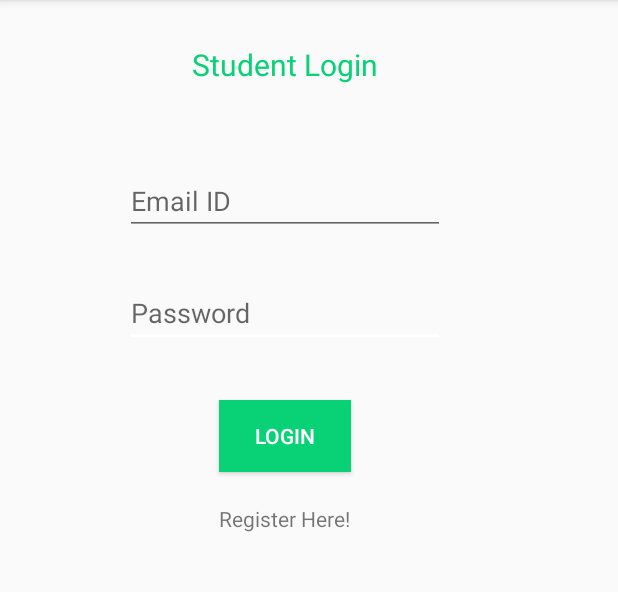
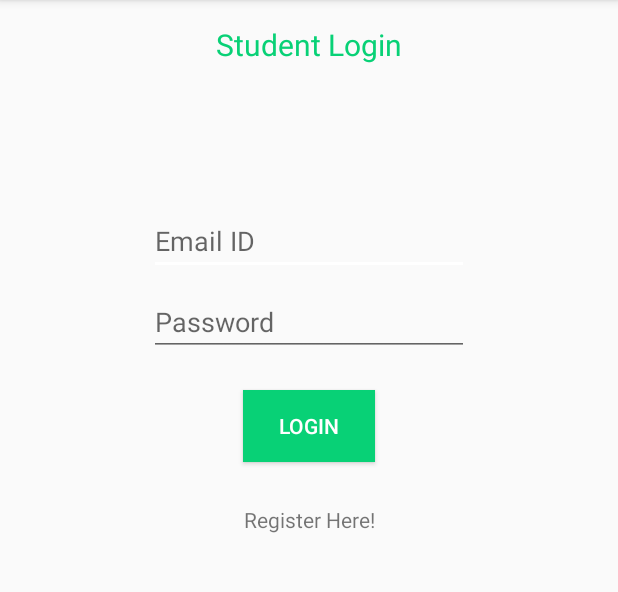
Before and after one commit to nsai500/MyRoom, an Android app: the studentLoginActivity screen opened directly, with no data from a screen before it, after a tap on "LOGIN", on a phone screen of 412 x 824 dp, the part 84-676 px from its top. Run offline under Robolectric (Android 15) with nearby library versions, the phone set to English and light mode, and no system bars.

Commit message:
Added Login

```diff
--- a/app/src/main/java/sai/myroom/studentLoginActivity.java
+++ b/app/src/main/java/sai/myroom/studentLoginActivity.java
@@ -1,21 +1,86 @@
 package sai.myroom;
 
 import android.content.Intent;
+import android.database.Cursor;
+import android.database.sqlite.SQLiteDatabase;
 import android.support.v7.app.AppCompatActivity;
 import android.os.Bundle;
+import android.util.Log;
 import android.view.View;
+import android.widget.EditText;
+import android.widget.Toast;
 
 public class studentLoginActivity extends AppCompatActivity {
+
+    EditText emailText;
+
+    EditText passwordText;
+
+    boolean loginFlag;
 
     @Override
     protected void onCreate(Bundle savedInstanceState) {
         super.onCreate(savedInstanceState);
         setContentView(R.layout.activity_student_login);
+
+        emailText = (EditText) findViewById(R.id.emailText);
+
+        passwordText = (EditText) findViewById(R.id.passwordText);
     }
 
     public void loginCheck(View view){
 
+            try {
 
+                SQLiteDatabase studentDb = this.openOrCreateDatabase("Students",MODE_PRIVATE,null);
+
+                String emailID = emailText.getText().toString();
+
+                String password = passwordText.getText().toString();
+
+                Cursor c = studentDb.rawQuery("SELECT * FROM students", null);
+
+                int emailIDIndex = c.getColumnIndex("emailID");
+                int passwordIndex = c.getColumnIndex("password");
+
+                c.moveToFirst();
+
+                while (!c.isAfterLast()) {
+
+                    /*Log.i("emailID",c.getString(emailIDIndex));
+                    Log.i("Password",c.getString(passwordIndex));*/
+
+                    if(c.getString(emailIDIndex).equals(emailID) && c.getString(passwordIndex).equals(password)){
+
+                        Intent i10 = new Intent(getApplicationContext(),studentActivity.class);
+
+                        Toast.makeText(getApplicationContext(),"Login Successful!",Toast.LENGTH_LONG).show();
+
+                        i10.putExtra("emailID", emailID);
+
+                        i10.putExtra("password", password);
+
+                        loginFlag=true;
+
+                        startActivity(i10);
+
+                    }
+
+                    c.moveToNext();
+
+                }
+
+                c.close();
+                if(!loginFlag) {
+                    Toast.makeText(getApplicationContext(), "The email address or password that you've entered doesn't match any account. Sign up for an account.", Toast.LENGTH_SHORT).show();
+                }
+            }
+            catch(Exception e){
+
+                Toast.makeText(getApplicationContext(),"Exception Occured",Toast.LENGTH_SHORT).show();
+
+                e.printStackTrace();
+            }
 
     }
 
--- a/app/src/main/res/layout/activity_student_login.xml
+++ b/app/src/main/res/layout/activity_student_login.xml
@@ -6,79 +6,90 @@
     android:layout_height="match_parent"
     tools:context="sai.myroom.studentLoginActivity">
 
-    <RelativeLayout
-        android:layout_width="380dp"
-        android:layout_height="500dp"
-        tools:layout_editor_absoluteX="2dp"
-        tools:layout_editor_absoluteY="16dp">
+    <Button
+        android:id="@+id/button4"
+        android:layout_width="wrap_content"
+        android:layout_height="wrap_content"
+        android:layout_alignLeft="@+id/textView"
+        android:layout_alignStart="@+id/textView"
+        android:layout_below="@+id/passwordText"
+        android:background="@color/colorPrimary"
+        android:onClick="loginCheck"
+        android:text="Login"
+        android:textColor="@android:color/background_light"
+        android:textColorHighlight="@android:color/background_dark"
+        app:layout_constraintTop_toTopOf="@+id/passwordText"
+        android:layout_marginTop="68dp"
+        android:layout_marginRight="8dp"
+        app:layout_constraintRight_toRightOf="parent"
+        android:layout_marginLeft="8dp"
+        app:layout_constraintLeft_toLeftOf="parent" />
 
-        <TextView
-            android:id="@+id/textView2"
-            android:layout_width="wrap_content"
-            android:layout_height="wrap_content"
-            android:text="Student Login"
-            android:textColor="@color/colorPrimary"
-            android:textSize="20sp"
-            tools:layout_editor_absoluteX="137dp"
-            tools:layout_editor_absoluteY="282dp"
-            android:layout_marginTop="29dp"
-            android:layout_alignParentTop="true"
-            android:layout_centerHorizontal="true" />
+    <TextView
+        android:id="@+id/textView"
+        android:layout_width="wrap_content"
+        android:layout_height="wrap_content"
+        android:layout_below="@+id/button4"
+        android:layout_centerHorizontal="true"
+        android:layout_marginTop="61dp"
+        android:onClick="studentRegister"
+        android:text="Register Here!"
+        app:layout_constraintTop_toTopOf="@+id/button4"
+        android:layout_marginRight="8dp"
+        app:layout_constraintRight_toRightOf="parent"
+        android:layout_marginLeft="8dp"
+        app:layout_constraintLeft_toLeftOf="parent"
+        app:layout_constraintBottom_toBottomOf="parent"
+        android:layout_marginBottom="8dp"
+        app:layout_constraintVertical_bias="0.036" />
 
-        <EditText
-            android:id="@+id/editText5"
-            android:layout_width="wrap_content"
-            android:layout_height="wrap_content"
-            android:ems="10"
-            android:hint="Password"
-            android:inputType="textPassword"
-            tools:layout_editor_absoluteX="85dp"
-            tools:layout_editor_absoluteY="194dp"
-            android:layout_below="@+id/editText4"
-            android:layout_alignLeft="@+id/editText4"
-            android:layout_alignStart="@+id/editText4"
-            android:layout_marginTop="29dp" />
+    <EditText
+        android:id="@+id/emailText"
+        android:layout_width="wrap_content"
+        android:layout_height="wrap_content"
+        android:layout_alignTop="@+id/textView2"
+        android:layout_centerHorizontal="true"
+        android:layout_marginTop="122dp"
+        android:ems="10"
+        android:hint="Email ID"
+        android:inputType="textEmailAddress"
+        app:layout_constraintTop_toTopOf="@+id/textView2"
+        android:layout_marginRight="8dp"
+        app:layout_constraintRight_toRightOf="parent"
+        android:layout_marginLeft="8dp"
+        app:layout_constraintLeft_toLeftOf="parent" />
 
-        <EditText
-            android:id="@+id/editText4"
-            android:layout_width="wrap_content"
-            android:layout_height="wrap_content"
-            android:ems="10"
-            android:hint="Email ID"
-            android:inputType="textEmailAddress"
-            tools:layout_editor_absoluteX="85dp"
-            tools:layout_editor_absoluteY="126dp"
-            android:layout_alignTop="@+id/textView2"
-            android:layout_centerHorizontal="true"
-            android:layout_marginTop="82dp" />
+    <EditText
+        android:id="@+id/passwordText"
+        android:layout_width="wrap_content"
+        android:layout_height="wrap_content"
+        android:layout_alignLeft="@+id/emailText"
+        android:layout_alignStart="@+id/emailText"
+        android:layout_below="@+id/emailText"
+        android:layout_marginTop="54dp"
+        android:ems="10"
+        android:hint="Password"
+        android:inputType="textPassword"
+        app:layout_constraintTop_toTopOf="@+id/emailText"
+        android:layout_marginRight="8dp"
+        app:layout_constraintRight_toRightOf="parent"
+        android:layout_marginLeft="8dp"
+        app:layout_constraintLeft_toLeftOf="parent" />
 
-        <TextView
-            android:id="@+id/textView"
-            android:layout_width="wrap_content"
-            android:layout_height="wrap_content"
-            android:onClick="studentRegister"
-            android:text="Register Here!"
-            tools:layout_editor_absoluteX="148dp"
-            tools:layout_editor_absoluteY="328dp"
-            android:layout_below="@+id/button4"
-            android:layout_centerHorizontal="true"
-            android:layout_marginTop="21dp" />
-
-        <Button
-            android:id="@+id/button4"
-            android:layout_width="wrap_content"
-            android:layout_height="wrap_content"
-            android:background="@color/colorPrimary"
-            android:onClick="loginCheck"
-            android:text="Login"
-            android:textColor="@android:color/background_light"
-            android:textColorHighlight="@android:color/background_dark"
-            tools:layout_editor_absoluteX="148dp"
-            tools:layout_editor_absoluteY="254dp"
-            android:layout_below="@+id/editText5"
-            android:layout_alignLeft="@+id/textView"
-            android:layout_alignStart="@+id/textView"
-            android:layout_marginTop="35dp" />
-    </RelativeLayout>
+    <TextView
+        android:id="@+id/textView2"
+        android:layout_width="wrap_content"
+        android:layout_height="wrap_content"
+        android:layout_alignParentTop="true"
+        android:layout_centerHorizontal="true"
+        android:text="Student Login"
+        android:textColor="@color/colorPrimary"
+        android:textSize="20sp"
+        app:layout_constraintTop_toTopOf="parent"
+        android:layout_marginTop="16dp"
+        android:layout_marginRight="8dp"
+        app:layout_constraintRight_toRightOf="parent"
+        android:layout_marginLeft="8dp"
+        app:layout_constraintLeft_toLeftOf="parent" />
 
 </android.support.constraint.ConstraintLayout>
```
Also changed, not shown: app/src/main/java/sai/myroom/adminLoginActivity.java (+14 -0 lines), app/src/main/java/sai/myroom/studentActivity.java (+53 -0 lines), app/src/main/res/layout/activity_admin_login.xml (+68 -58 lines).
